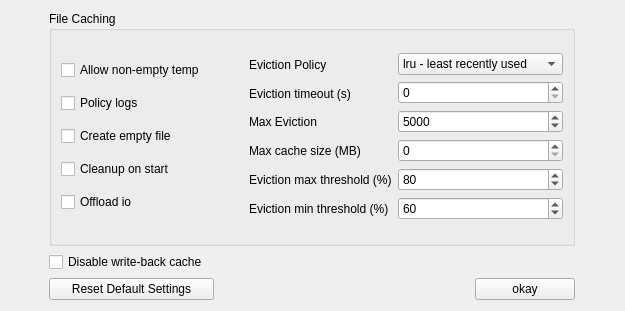
Seagate/cloudfuse, file gui/lyve_config_advanced.ui: the form before one commit.
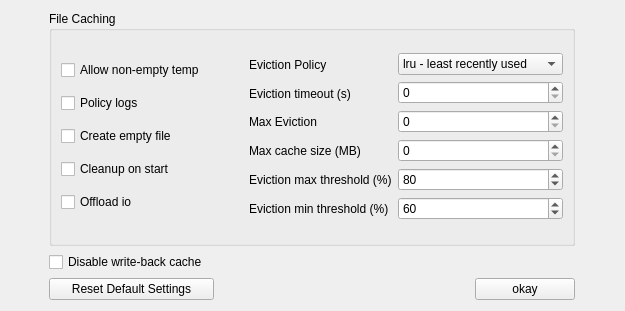
The form after the commit.

The edit to the form file:
```diff
--- a/gui/lyve_config_advanced.ui
+++ b/gui/lyve_config_advanced.ui
@@ -178,10 +178,13 @@
           <item>
            <widget class="QSpinBox" name="spinBox_fileCache_maxEviction">
             <property name="maximum">
-             <number>15000</number>
+             <number>1000000</number>
+            </property>
+            <property name="singleStep">
+             <number>20</number>
             </property>
             <property name="value">
-             <number>5000</number>
+             <number>0</number>
             </property>
            </widget>
           </item>
```
Left out of the diff: 16 changed lines with no effect on the pictures.
